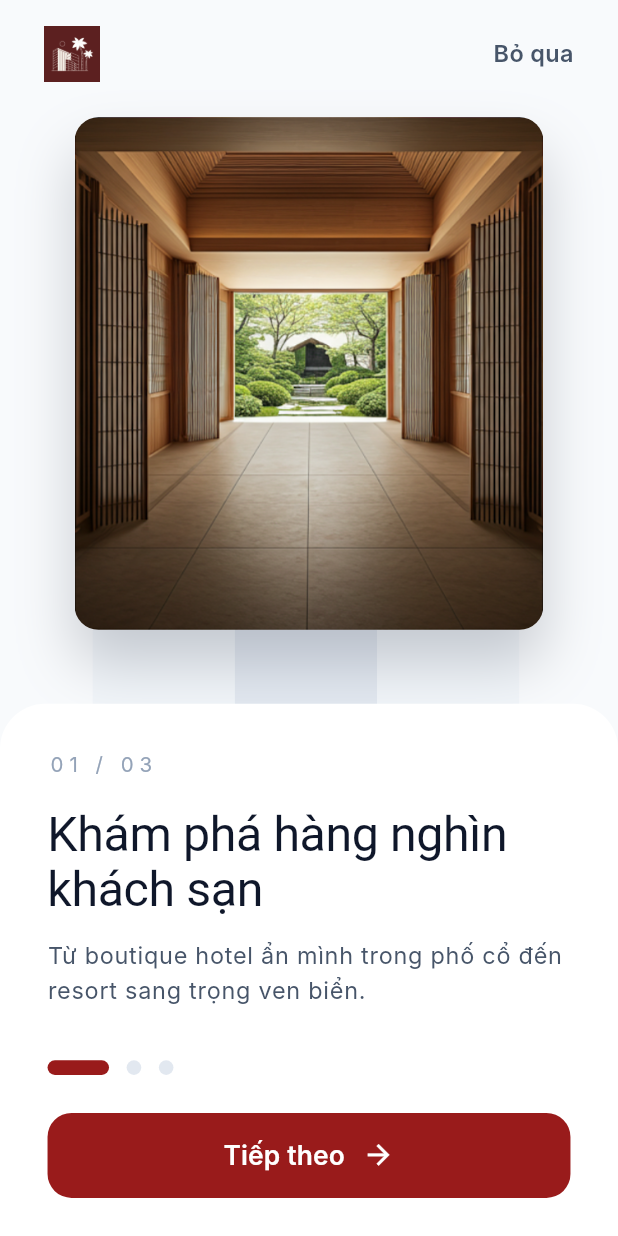
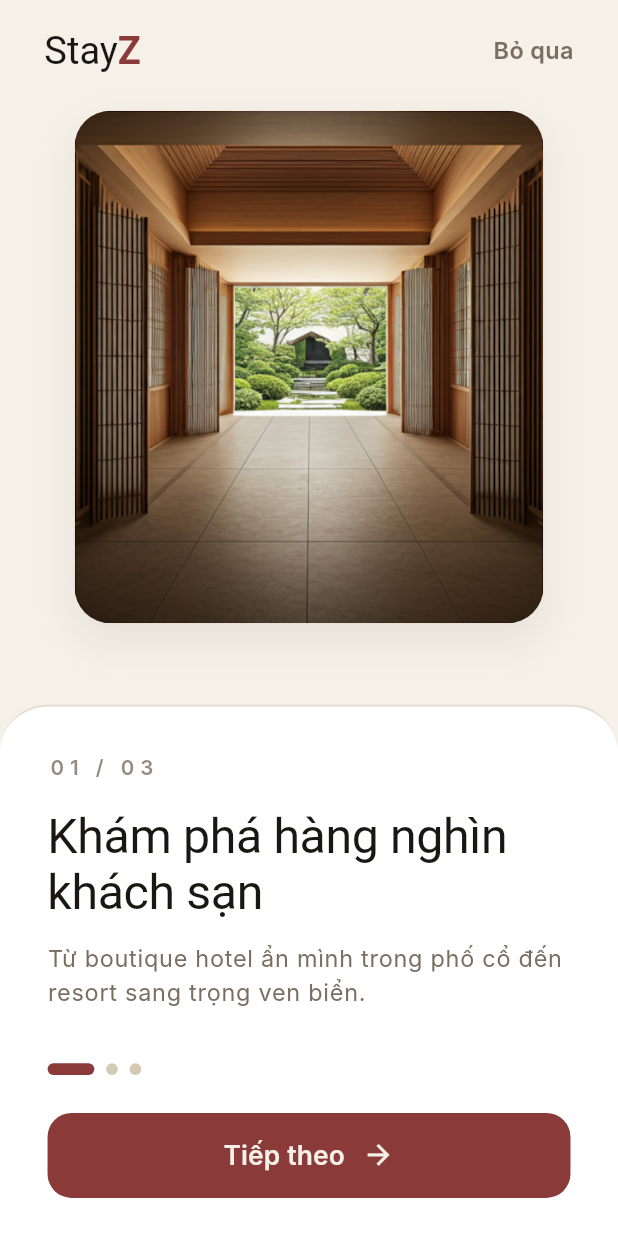
Before and after one commit to huynhgiahuy236/stayz-mobile-app, a Flutter app: the screen it shows after launch, on a phone screen of 412 x 824 dp. Run offline on Flutter 3.47's test engine with Material 3 defaults, Android fonts, the phone set to English and light mode, and no system bars; Roboto replaces fonts that are missing (Inter, Noto Serif JP).

Commit message:
feat(onboarding): redesign onboarding screens with AppTheme styles, Noto Serif JP text logo, and linear button navigation

```diff
--- a/lib/features/onboarding/presentation/pages/onboarding_intro_page.dart
+++ b/lib/features/onboarding/presentation/pages/onboarding_intro_page.dart
@@ -66,10 +66,10 @@ class _OnboardingIntroPageState extends State<OnboardingIntroPage> {
   @override
   Widget build(BuildContext context) {
     return Scaffold(
-      backgroundColor: const Color(0xFFF8FAFC),
+      backgroundColor: Theme.of(context).scaffoldBackgroundColor,
       body: PageView.builder(
         controller: _controller,
-        physics: const BouncingScrollPhysics(),
+        physics: const NeverScrollableScrollPhysics(),
         itemCount: _slides.length,
         onPageChanged: (page) => setState(() => _currentPage = page),
         itemBuilder: (context, index) {
--- a/lib/features/onboarding/presentation/pages/onboarding_slide.dart
+++ b/lib/features/onboarding/presentation/pages/onboarding_slide.dart
@@ -1,6 +1,7 @@
 import 'package:capstone_mobile/app/routes/app_routes.dart';
 import 'package:capstone_mobile/app/theme/app_theme.dart';
 import 'package:capstone_mobile/features/onboarding/presentation/pages/onboarding_slide_data.dart';
+import 'package:flutter/gestures.dart';
 import 'package:flutter/material.dart';
 
 class OnboardingSlide extends StatelessWidget {
@@ -24,14 +25,7 @@ class OnboardingSlide extends StatelessWidget {
         final responsive = _ResponsiveSpec.from(constraints);
         final horizontalPadding = 30.0 * responsive.widthScale;
 
-        return Stack(
-          children: [
-            Positioned.fill(
-              child: CustomPaint(
-                painter: const _IntroBackgroundPainter(),
-              ),
-            ),
-            SafeArea(
+        return SafeArea(
           bottom: false,
           child: Column(
             children: [
@@ -54,8 +48,6 @@ class OnboardingSlide extends StatelessWidget {
               ),
             ],
           ),
-            ),
-          ],
         );
       },
     );
@@ -107,6 +99,7 @@ class _OnboardingHeader extends StatelessWidget {
 
   @override
   Widget build(BuildContext context) {
+    final textTheme = Theme.of(context).textTheme;
     return Padding(
       padding: EdgeInsets.fromLTRB(
         28 * responsive.widthScale,
@@ -117,20 +110,35 @@ class _OnboardingHeader extends StatelessWidget {
       child: Row(
         mainAxisAlignment: MainAxisAlignment.spaceBetween,
         children: [
-          Image.asset(
-            'assets/images/stayz_logo.png',
-            height: 38 * responsive.scale,
-            fit: BoxFit.contain,
+          RichText(
+            text: TextSpan(
+              style: textTheme.headlineMedium?.copyWith(
+                color: AppTheme.ink,
+                fontSize: 26 * responsive.scale,
+                fontWeight: FontWeight.w400,
+                height: 1,
+              ),
+              children: const [
+                TextSpan(text: 'Stay'),
+                TextSpan(
+                  text: 'Z',
+                  style: TextStyle(
+                    color: AppTheme.accent,
+                    fontWeight: FontWeight.w600,
+                  ),
+                ),
+              ],
+            ),
           ),
           if (showSkip)
             GestureDetector(
-              onTap: () => Navigator.of(context).pushReplacementNamed(AppRoutes.home),
+              onTap: () => Navigator.of(context).pushReplacementNamed(AppRoutes.login),
               child: Padding(
                 padding: EdgeInsets.symmetric(vertical: 4 * responsive.scale),
                 child: Text(
                   'Bỏ qua',
                   style: TextStyle(
-                    color: const Color(0xFF475569),
+                    color: AppTheme.neutral500,
                     fontSize: 16 * responsive.scale,
                     fontWeight: FontWeight.w600,
                   ),
@@ -175,7 +183,7 @@ class _HeroImage extends StatelessWidget {
       OnboardingImageMode.fullBleed => EdgeInsets.zero,
       _ => EdgeInsets.symmetric(horizontal: horizontalPadding),
     };
-    final radius = data.imageMode == OnboardingImageMode.card ? 16.0 : 0.0;
+    final radius = data.imageMode == OnboardingImageMode.card ? 24.0 : 0.0;
 
     return Padding(
       padding: padding,
@@ -186,12 +194,18 @@ class _HeroImage extends StatelessWidget {
           child: DecoratedBox(
             decoration: BoxDecoration(
               borderRadius: BorderRadius.circular(radius),
+              border: data.imageMode == OnboardingImageMode.card
+                  ? Border.all(
+                      color: AppTheme.neutral200.withValues(alpha: 0.5),
+                      width: 1.5,
+                    )
+                  : null,
               boxShadow: data.imageMode == OnboardingImageMode.card
                   ? [
                       BoxShadow(
-                        color: const Color(0xFF0F172A).withValues(alpha: 0.2),
-                        blurRadius: 32,
-                        offset: const Offset(0, 22),
+                        color: AppTheme.neutral800.withValues(alpha: 0.08),
+                        blurRadius: 24,
+                        offset: const Offset(0, 12),
                       ),
                     ]
                   : null,
@@ -244,9 +258,15 @@ class _IntroContentSheet extends StatelessWidget {
         horizontalPadding,
         (responsive.isCompact ? 18 : 26) * responsive.scale,
       ),
-      decoration: const BoxDecoration(
+      decoration: BoxDecoration(
         color: Colors.white,
-        borderRadius: BorderRadius.vertical(top: Radius.circular(30)),
+        borderRadius: const BorderRadius.vertical(top: Radius.circular(32)),
+        border: Border(
+          top: BorderSide(
+            color: AppTheme.neutral200.withValues(alpha: 0.6),
+            width: 1.5,
+          ),
+        ),
       ),
       child: SingleChildScrollView(
         physics: const BouncingScrollPhysics(),
@@ -259,9 +279,10 @@ class _IntroContentSheet extends StatelessWidget {
                 Text(
                   data.step,
                   style: textTheme.bodyMedium?.copyWith(
-                    color: const Color(0xFF94A3B8),
+                    color: AppTheme.neutral500.withValues(alpha: 0.8),
                     fontSize: 14 * responsive.scale,
                     letterSpacing: 4,
+                    fontWeight: FontWeight.w600,
                   ),
                 ),
                 if (pageIndex == pageCount - 1) ...[
@@ -278,7 +299,7 @@ class _IntroContentSheet extends StatelessWidget {
             Text(
               data.title,
               style: textTheme.displayLarge?.copyWith(
-                color: const Color(0xFF0F172A),
+                color: AppTheme.ink,
                 fontSize: titleSize,
                 height: 1.14,
                 fontWeight: FontWeight.w400,
@@ -288,7 +309,7 @@ class _IntroContentSheet extends StatelessWidget {
             Text(
               data.description,
               style: textTheme.bodyLarge?.copyWith(
-                color: const Color(0xFF475569),
+                color: AppTheme.neutral500,
                 fontSize: descriptionSize,
                 height: 1.45,
               ),
@@ -312,8 +333,8 @@ class _IntroContentSheet extends StatelessWidget {
               child: FilledButton(
                 onPressed: onNext,
                 style: FilledButton.styleFrom(
-                  backgroundColor: const Color(0xFF991B1B),
-                  foregroundColor: Colors.white,
+                  backgroundColor: AppTheme.accent,
+                  foregroundColor: AppTheme.cream,
                   shape: RoundedRectangleBorder(
                     borderRadius: BorderRadius.circular(16),
                   ),
@@ -326,18 +347,18 @@ class _IntroContentSheet extends StatelessWidget {
                           Text(
                             data.primaryLabel,
                             style: textTheme.labelLarge?.copyWith(
-                              color: Colors.white,
+                              color: AppTheme.cream,
                               fontSize: 18 * responsive.scale,
                             ),
                           ),
                           SizedBox(width: 12 * responsive.scale),
-                          Icon(Icons.arrow_forward, size: 22 * responsive.scale),
+                          Icon(Icons.arrow_forward, size: 22 * responsive.scale, color: AppTheme.cream),
                         ],
                       )
                     : Text(
                         data.primaryLabel,
                         style: textTheme.labelLarge?.copyWith(
-                          color: Colors.white,
+                          color: AppTheme.cream,
                           fontSize: 18 * responsive.scale,
                         ),
                       ),
@@ -349,19 +370,23 @@ class _IntroContentSheet extends StatelessWidget {
                 child: RichText(
                   text: TextSpan(
                     style: textTheme.bodyMedium?.copyWith(
-                      color: const Color(0xFF475569),
+                      color: AppTheme.neutral500,
                       fontSize: 14 * responsive.scale,
                       fontWeight: FontWeight.w600,
                     ),
-                    children: const [
-                      TextSpan(text: 'Đã có tài khoản? '),
+                    children: [
+                      const TextSpan(text: 'Đã có tài khoản? '),
                       TextSpan(
                         text: 'Đăng nhập',
-                        style: TextStyle(
-                          color: Color(0xFF991B1B),
+                        style: const TextStyle(
+                          color: AppTheme.accent,
                           decoration: TextDecoration.underline,
                           decorationThickness: 1.5,
                         ),
+                        recognizer: TapGestureRecognizer()
+                          ..onTap = () {
+                            Navigator.of(context).pushReplacementNamed(AppRoutes.login);
+                          },
                       ),
                     ],
                   ),
@@ -394,13 +419,13 @@ class _PageIndicator extends StatelessWidget {
         return AnimatedContainer(
           duration: const Duration(milliseconds: 220),
           curve: Curves.easeOut,
-          width: (isActive ? 42 : 10) * scale,
-          height: 10 * scale,
+          width: (isActive ? 32 : 8) * scale,
+          height: 8 * scale,
           margin: EdgeInsets.only(
-            right: index == pageCount - 1 ? 0.0 : 12 * scale,
+            right: index == pageCount - 1 ? 0.0 : 8 * scale,
           ),
           decoration: BoxDecoration(
-            color: isActive ? const Color(0xFF991B1B) : const Color(0xFFE2E8F0),
+            color: isActive ? AppTheme.accent : AppTheme.neutral200,
             borderRadius: BorderRadius.circular(99),
           ),
         );
@@ -408,23 +433,3 @@ class _PageIndicator extends StatelessWidget {
     );
   }
 }
-
-class _IntroBackgroundPainter extends CustomPainter {
-  const _IntroBackgroundPainter();
-
-  @override
-  void paint(Canvas canvas, Size size) {
-    final paint = Paint()..color = const Color(0xFFF1F5F9);
-    final top = size.height * 0.45;
-    final stripeWidth = size.width * 0.23;
-
-    for (var i = 0; i < 3; i++) {
-      final left = size.width * 0.15 + (stripeWidth * i);
-      paint.color = i == 1 ? const Color(0xFFE2E8F0) : const Color(0xFFF1F5F9);
-      canvas.drawRect(Rect.fromLTWH(left, top, stripeWidth, 180), paint);
-    }
-  }
-
-  @override
-  bool shouldRepaint(covariant CustomPainter oldDelegate) => false;
-}
```
Also changed, not shown: 1 other file. Lines whose indentation alone changed are shown as unchanged.
